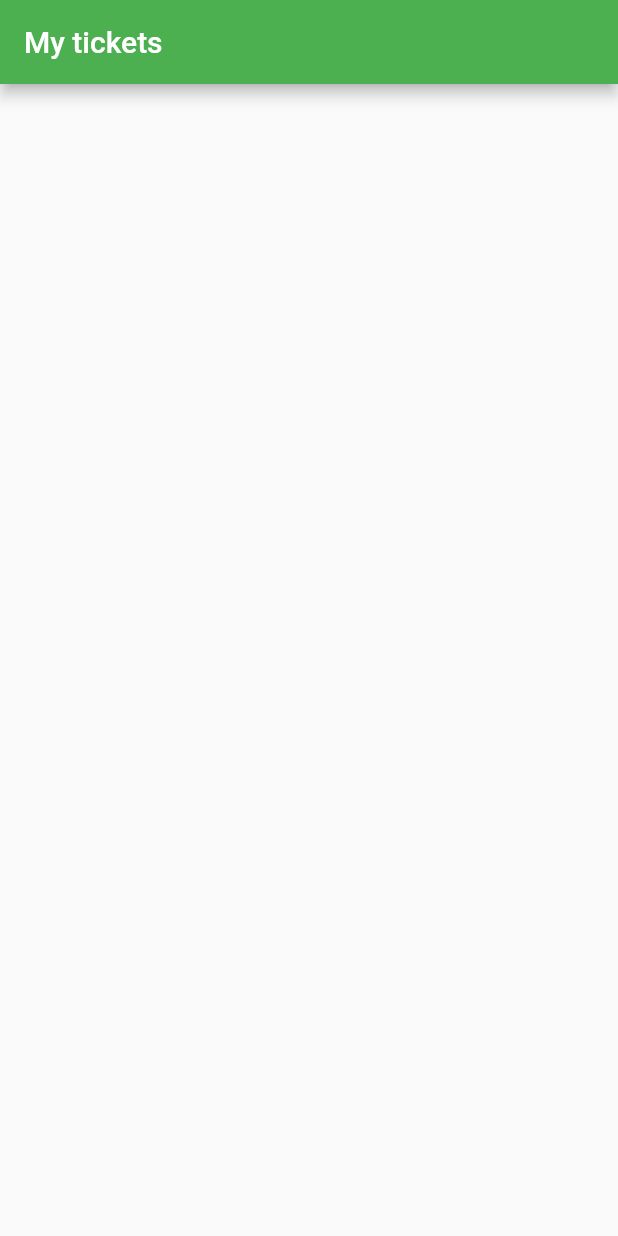
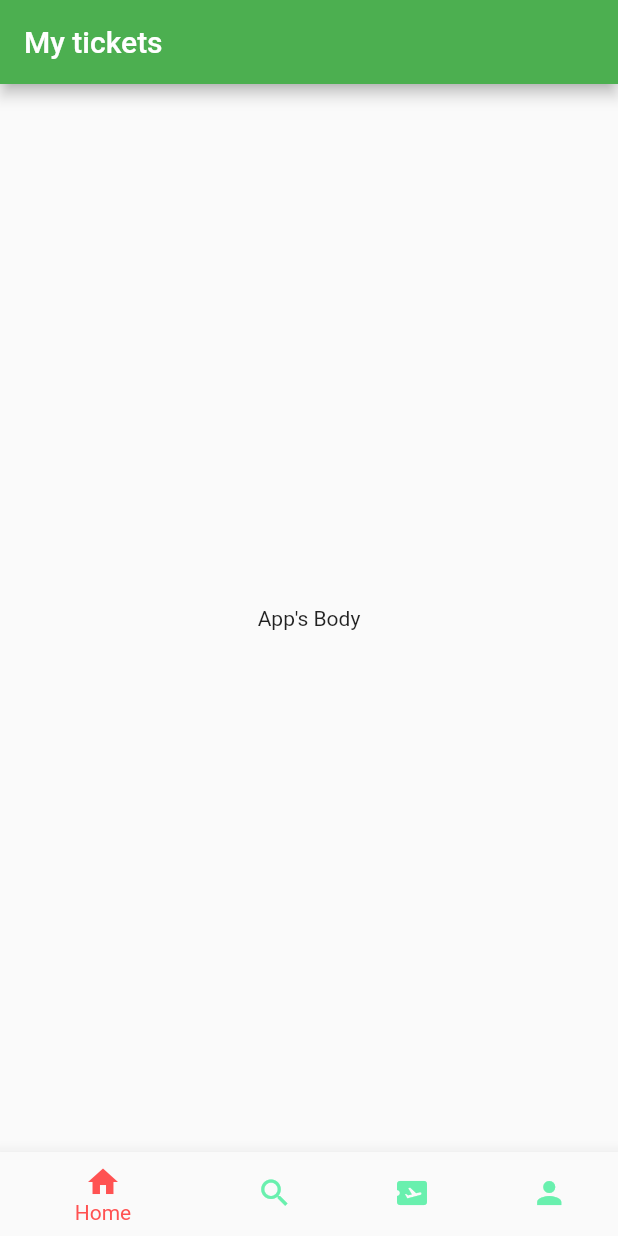
Before and after one commit to ArthurNamutilu/ticket-booking, a Flutter app: the screen it shows after launch, on a phone screen of 412 x 824 dp. Run offline on Flutter 3.47's test engine with Material 2 defaults, Android fonts, the phone set to English and light mode, and no system bars.

Commit message:
added bottom bar navigation icons

```diff
--- a/lib/screens/bottom_bar.dart
+++ b/lib/screens/bottom_bar.dart
@@ -1,4 +1,4 @@
-import 'package:flutter/cupertino.dart';
+//import 'package:flutter/cupertino.dart';
 import 'package:flutter/material.dart';
 
 class BottomBar extends StatefulWidget {
@@ -13,7 +13,23 @@ class _BottomBarState extends State<BottomBar> {
   Widget build(BuildContext context) {
     return Scaffold(
       appBar: AppBar(
-        title: Text('My tickets'),
+        title: const Text('My tickets'),
+      ),
+      body: const Center(
+        child: Text(
+            "App's Body"
+        ),
+      ),
+      bottomNavigationBar: BottomNavigationBar(
+        elevation: 10,
+        selectedItemColor: Colors.redAccent,
+        unselectedItemColor: Colors.greenAccent,
+      items: const [
+        BottomNavigationBarItem(icon: Icon(Icons.home), label: "Home"),
+        BottomNavigationBarItem(icon: Icon(Icons.search), label: "search"),
+        BottomNavigationBarItem(icon: Icon(Icons.airplane_ticket), label: "Ticket"),
+        BottomNavigationBarItem(icon: Icon(Icons.person), label: "Profile"),
+      ],
       ),
     );
   }
```
